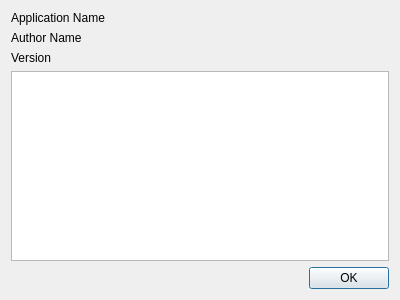
This is qt_designer/about_window.ui in flipperlord/x-wing-squad-builder as Qt 5 draws it before an edit. The edited form follows.
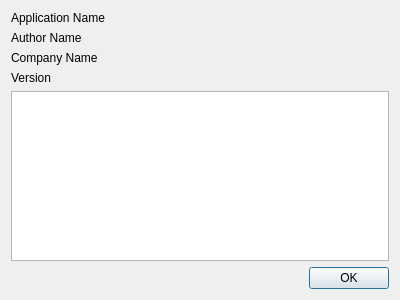
This is the edited form. Icons and pictures are not drawn.

Patch:
```diff
--- a/qt_designer/about_window.ui
+++ b/qt_designer/about_window.ui
@@ -34,6 +34,13 @@
        </property>
       </widget>
      </item>
+     <item>
+      <widget class="QLabel" name="company_label">
+       <property name="text">
+        <string>Company Name</string>
+       </property>
+      </widget>
+     </item>
      <item>
       <widget class="QLabel" name="version_label">
        <property name="text">
```
